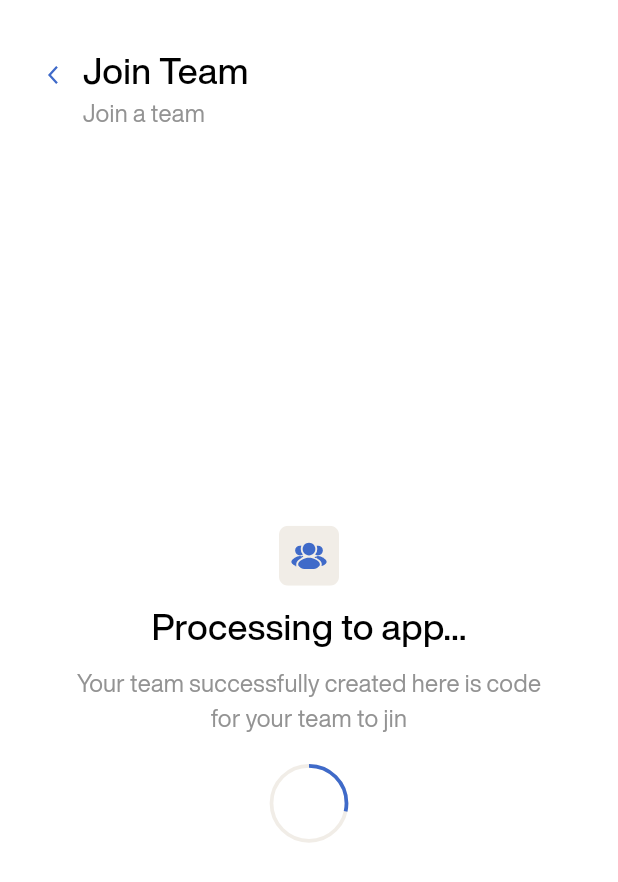
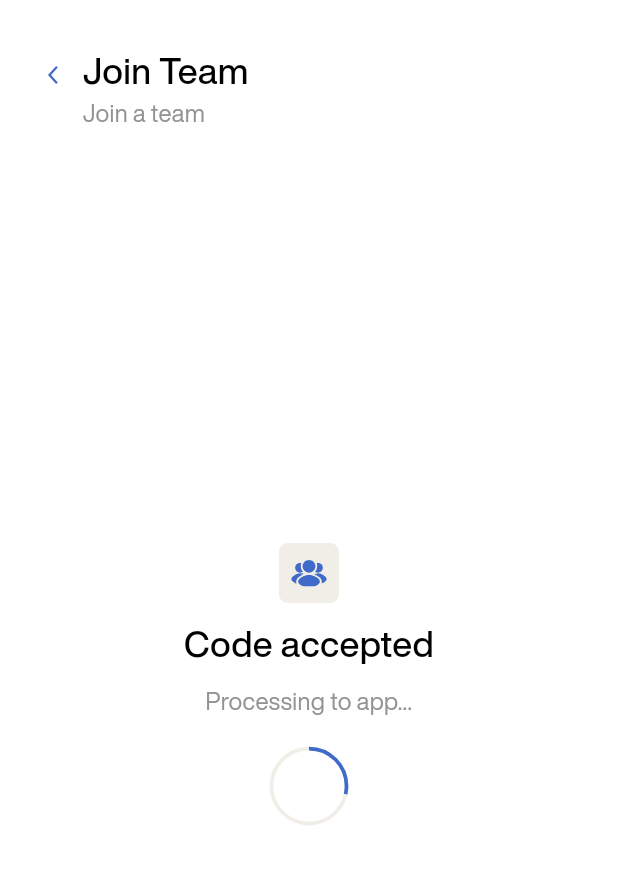
Before and after one commit to Dijinx-Lab/Scavenger-Hunt, a Flutter app: the ProcessingScreen screen opened by its route, on a phone screen of 412 x 824 dp. Shown: the top 882 px of the screen. Run offline on Flutter 3.47's test engine with Material 3 defaults, Android fonts, the phone set to English and light mode, and no system bars; our stand-ins replace adaptive_dialog, cached_network_image, chewie, event_bus, firebase_core, firebase_messaging and 14 more; missing offline and left inert: clipboard, lazy_load_indexed_stack, mapbox_gl; accounts and stored records are empty.

Commit message:
Fixed client issues

```diff
--- a/lib/views/team/processing/processing_screen.dart
+++ b/lib/views/team/processing/processing_screen.dart
@@ -139,7 +139,7 @@ class _ProcessingScreenState extends State<ProcessingScreen>
               ),
               const SizedBox(height: 10),
               const Text(
-                "Processing to app...",
+                "Code accepted",
                 style: TextStyle(
                     fontWeight: FontWeight.w500,
                     fontSize: 24,
@@ -148,7 +148,7 @@ class _ProcessingScreenState extends State<ProcessingScreen>
               const Padding(
                 padding: EdgeInsets.symmetric(horizontal: 25, vertical: 10),
                 child: Text(
-                  "Your team successfully created here is code for your team to jin",
+                  "Processing to app...",
                   textAlign: TextAlign.center,
                   style: TextStyle(
                       fontWeight: FontWeight.w400,
--- a/pubspec.yaml
+++ b/pubspec.yaml
@@ -16,7 +16,7 @@ publish_to: "none" # Remove this line if you wish to publish to pub.dev
 # https://developer.apple.com/library/archive/documentation/General/Reference/InfoPlistKeyReference/Articles/CoreFoundationKeys.html
 # In Windows, build-name is used as the major, minor, and patch parts
 # of the product and file versions while build-number is used as the build suffix.
-version: 1.0.0+12
+version: 1.0.0+14
 
 environment:
   sdk: ">=3.2.4 <4.0.0"
```
Also changed, not shown: 1 other file.
